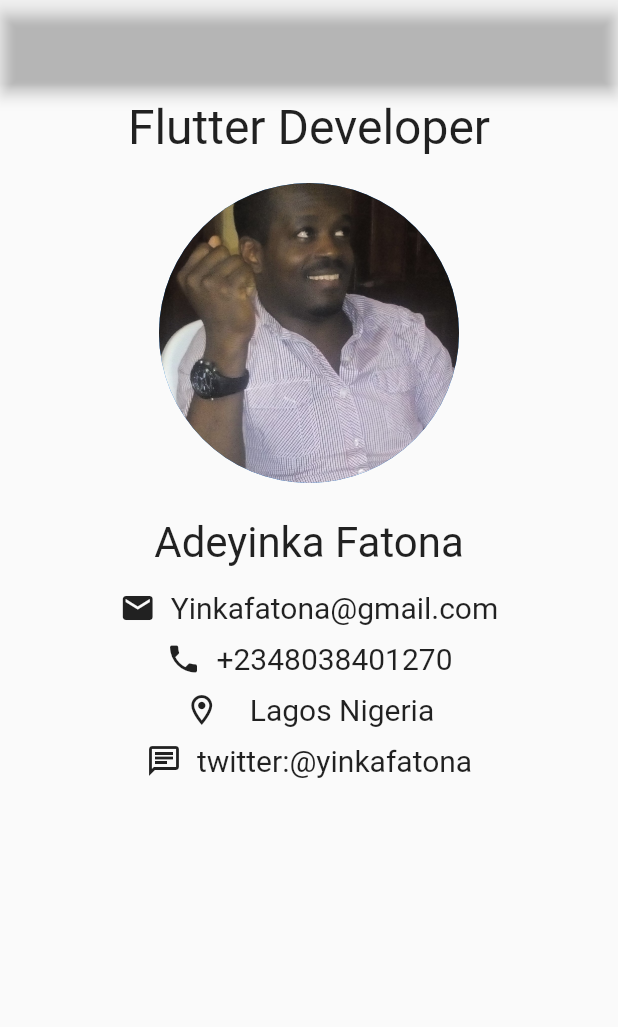
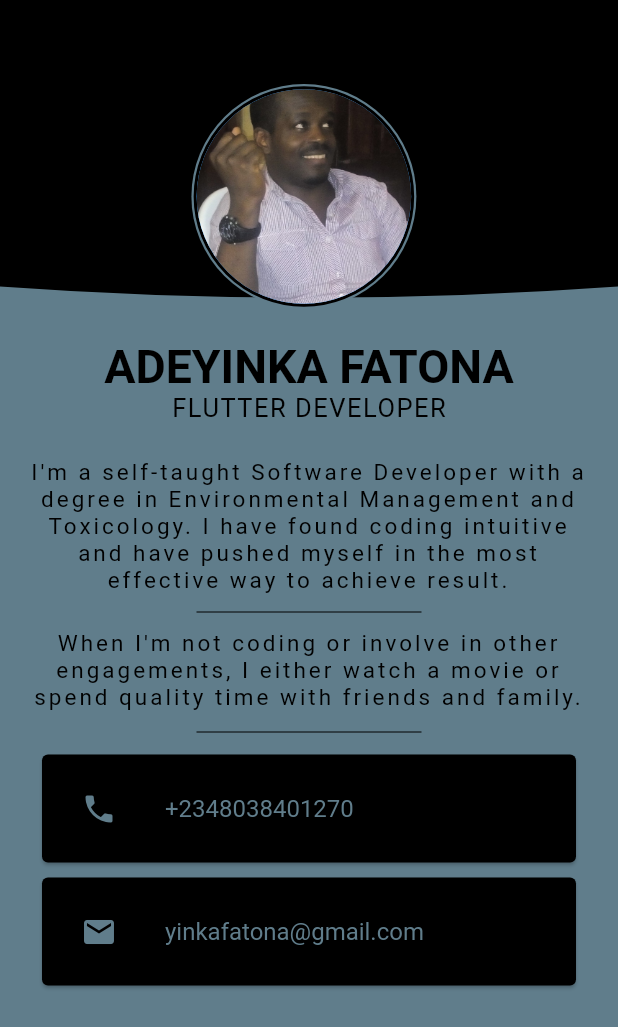
Before and after one commit to yinkatona/portfolio, a Flutter app: the screen it shows after launch, on a phone screen of 412 x 824 dp. Shown: the top 1027 px of the screen. Run offline on Flutter 3.47's test engine with Material 2 defaults, Android fonts, the phone set to English and light mode, and no system bars.

Commit message:
portfolio commit

```diff
--- a/lib/main.dart
+++ b/lib/main.dart
@@ -1,89 +1,191 @@
+import 'package:flutter/cupertino.dart';
 import 'package:flutter/material.dart';
 
 void main() {
-  runApp(MaterialApp(
-    debugShowCheckedModeBanner: false,
-    home: Home(),
-  ));
+  runApp(MyApp());
 }
 
-class Home extends StatelessWidget {
+class MyApp extends StatelessWidget {
   @override
   Widget build(BuildContext context) {
-    return MaterialApp(
-      home: Scaffold(
-        appBar: AppBar(
-          backgroundColor: Colors.transparent,
+    return MaterialApp(home: AboutMe(), debugShowCheckedModeBanner: false);
+  }
+}
+
+class AboutMe extends StatelessWidget {
+  @override
+  Widget build(BuildContext context) {
+    final screenHeight = MediaQuery.of(context).size.height;
+    final screenWidth = MediaQuery.of(context).size.width;
+    return SafeArea(
+      child: Scaffold(
+        backgroundColor: Colors.blueGrey,
+        body: Stack(
+          children: [
+            Column(
+              children: [
+                Expanded(
+                  flex: 2 ,
+                  child: ClipPath(
+                    clipper: ContainerClipper(),
+                    child: Container(
+                      decoration: BoxDecoration(color: Colors.black),
                     ),
-        body: Center(
+                  ),
+                ),
+                Expanded(
+                  flex: 6,
                   child: Column(
-            children: <Widget>[
-              Padding(
-                padding: const EdgeInsets.all(10.0),
+                    children: [
+                      SizedBox(
+                        height: 20,
+                      ),
+                      Text('ADEYINKA FATONA',
+                          style: TextStyle(
+                            color: Colors.black,
+                            fontSize: 31,
+                            fontWeight: FontWeight.bold,
+                          )),
+                      Text(
+                        'FLUTTER DEVELOPER',
+                        style: TextStyle(
+                            color: Colors.black,
+                            fontSize: 17,
+                            letterSpacing: 1.0),
+                      ),
+                      SizedBox(
+                        height: 20,
+                      ),
+                      Container(
+                        margin:
+                        EdgeInsets.symmetric(horizontal: 12, vertical: 4),
+                        child: Padding(
+                          padding: const EdgeInsets.symmetric(horizontal: 8),
                           child: Text(
-                    'Flutter Developer',
-                        style: TextStyle(fontSize: 32)
+                              'I\'m a self-taught Software Developer with a degree in Environmental Management and Toxicology. I have found coding intuitive and have pushed myself in the most effective way to achieve result.',
+                              textAlign: TextAlign.center,
+                              style: TextStyle(
+                                  color: Colors.black,
+                                  fontSize: 15,
+                                  letterSpacing: 2.0)),
+                        ),
+                      ),
+                      SizedBox(
+                        width: 150,
+                        child: Divider(
+                          color: Colors.black,
+                        ),
+                      ),
+                      Container(
+                        margin:
+                        EdgeInsets.symmetric(horizontal: 12, vertical: 4),
+                        child: Padding(
+                          padding: const EdgeInsets.symmetric(horizontal: 8),
+                          child: Text(
+                              'When I\'m not coding or involve in other engagements, I either watch a movie or spend quality time with friends and family.',
+                              textAlign: TextAlign.center,
+                              style: TextStyle(
+                                  color: Colors.black,
+                                  fontSize: 15,
+                                  letterSpacing: 2.0)),
+                        ),
+                      ),
+                      SizedBox(
+                        height: 20,
+                        width: 150,
+                        child: Divider(
+                          color: Colors.black,
                         ),
                       ),
                       Padding(
-                padding: const EdgeInsets.all(8.0),
-                child: CircleAvatar(
-                  radius: 100,
-                  backgroundImage: AssetImage('images/me.jpg'),
+                        padding: const EdgeInsets.symmetric(horizontal: 16),
+                        child: Card(
+                          color: Colors.black,
+                          margin:
+                          EdgeInsets.symmetric(horizontal: 12, vertical: 5),
+                          child: Padding(
+                            padding: const EdgeInsets.symmetric(
+                                vertical: 8, horizontal: 10),
+                            child: ListTile(
+                                leading: Icon(
+                                  Icons.phone,
+                                  color: Colors.blueGrey,
+                                ),
+                                title: Text('+2348038401270',
+                                    style: TextStyle(color: Colors.blueGrey))),
+                          ),
                         ),
                       ),
                       Padding(
-                padding: const EdgeInsets.all(15.0),
-                child: Text(
-                    "Adeyinka Fatona",
-                    style: TextStyle(fontSize: 28)),
+                        padding: const EdgeInsets.symmetric(horizontal: 16),
+                        child: Card(
+                          color: Colors.black,
+                          margin:
+                          EdgeInsets.symmetric(horizontal: 12, vertical: 5),
+                          child: Padding(
+                            padding: const EdgeInsets.symmetric(
+                                vertical: 8, horizontal: 10),
+                            child: ListTile(
+                                leading: Icon(
+                                  Icons.email,
+                                  color: Colors.blueGrey,
                                 ),
-              Column(
-                children: <Widget>[
-                  Row(
-                    mainAxisAlignment: MainAxisAlignment.center,
-                    children: <Widget>[
-                      Icon(Icons.mail),
-                      SizedBox(width: 10,),
-                      Text('Yinkafatona@gmail.com', style: TextStyle(fontSize: 20)),
-                    ],
+                                title: Text('yinkafatona@gmail.com',
+                                    style: TextStyle(color: Colors.blueGrey))),
                           ),
-                  SizedBox(height: 10,),
-                  Row(
-                    mainAxisAlignment: MainAxisAlignment.center,
-                    children: <Widget>[
-                      Icon(Icons.phone),
-                      SizedBox(width: 10,),
-                      Text('+2348038401270', style: TextStyle(fontSize: 20)),
-                    ],
                         ),
-                  SizedBox(height: 10,),
-                  Padding(
-                    padding: const EdgeInsets.fromLTRB(0, 0, 0, 0),
-                    child: Row(
-                      mainAxisAlignment: MainAxisAlignment.center,
-                      children: <Widget>[
-                        Icon(Icons.location_on_outlined),
-                        SizedBox(width: 20,),
-                        Text('Lagos Nigeria', style: TextStyle(fontSize: 20)),
+                      )
                     ],
                   ),
                 ),
-                  SizedBox(height: 10,),
-                  Row(
-                    mainAxisAlignment: MainAxisAlignment.center,
-                    children: <Widget>[
-                      Icon(Icons.chat_outlined),
-                      SizedBox(width: 10,),
-                      Text('twitter:@yinkafatona', style: TextStyle(fontSize: 20)  ),
               ],
+            ),
+            Positioned(
+              // top: screenHeight * (1 / 8) - 100 / 2,
+              left: screenWidth * 0.30,
+              bottom: screenHeight - 220,
+              // right: 30,
+              child: Container(
+                margin: const EdgeInsets.all(4),
+                height: 170,
+                width: 150,
+                decoration:
+                BoxDecoration(shape: BoxShape.circle, color: Colors.blueGrey),
+                child: Container(
+                  padding: EdgeInsets.all(0),
+                  margin: const EdgeInsets.all(1.5),
+                  child: CircleAvatar(
+                    radius: 50,
+                    backgroundImage: AssetImage('images/me.jpg'),
+                  ),
+                  decoration: BoxDecoration(
+                    shape: BoxShape.circle,
+                    border: Border.all(color: Colors.black, width: 2),
+                  ),
+                ),
+              ),
             )
           ],
-              )
-            ],
-          ),
         ),
       ),
     );
   }
 }
+
+class ContainerClipper extends CustomClipper<Path> {
+  @override
+  Path getClip(Size size) {
+    Path path = Path();
+
+    path.moveTo(0, size.height - 15);
+    path.quadraticBezierTo(
+        size.width /2, size.height, size.width, size.height - 15);
+    path.lineTo(size.width, 0);
+    path.lineTo(0, 0);
+
+    return path;
+  }
+
+  @override
+  bool shouldReclip(covariant CustomClipper<Path> oldClipper) => true;
+}
```
Lines whose indentation alone changed are shown as unchanged.
